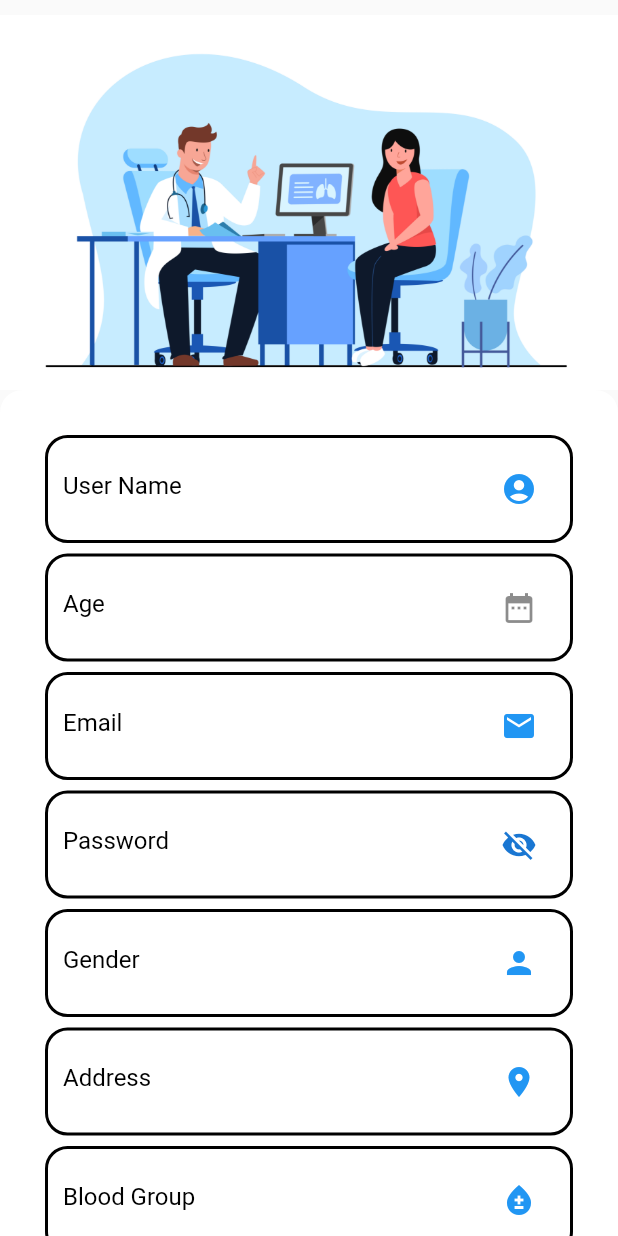
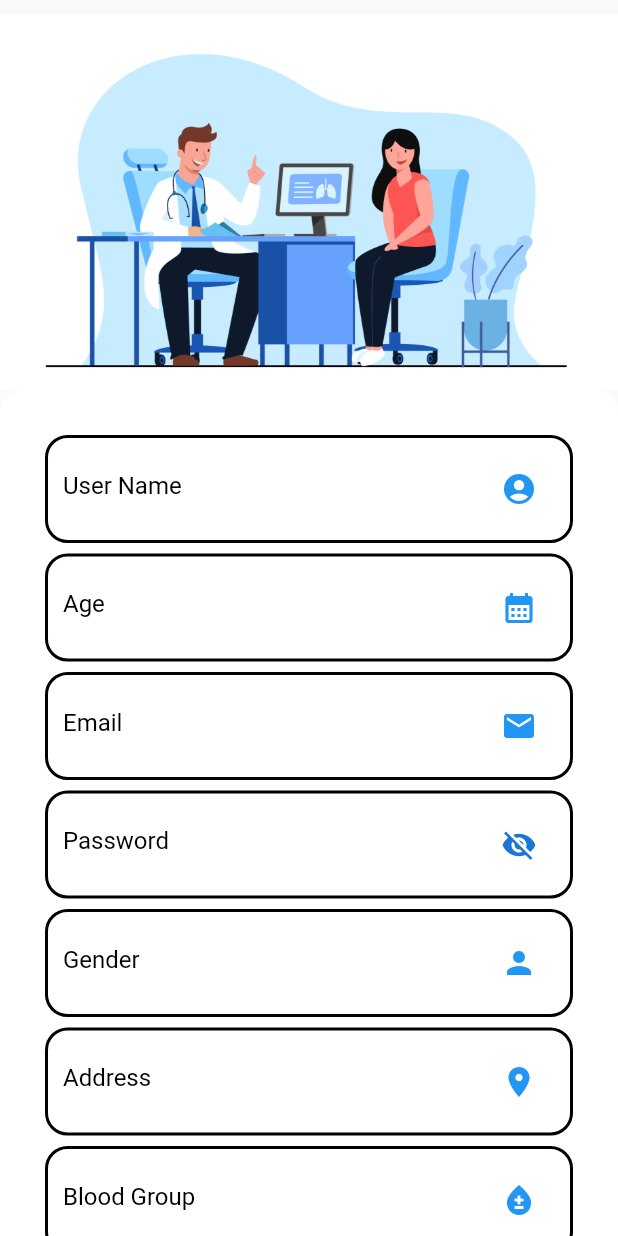
Before and after one commit to shubham21panchal02/Ehealthhub, a Flutter app: the Registerpage screen opened directly, on a phone screen of 412 x 824 dp. Run offline on Flutter 3.47's test engine with Material 2 defaults, Android fonts, the phone set to English and light mode, and no system bars; our stand-ins replace animate_do, carousel_slider, flutter_advanced_drawer, flutter_onboarding_slider, flutter_rating_bar, fluttertoast and 7 more; accounts and stored records are empty; project files that could hold a hidden picture were left out.

Commit message:
all file

```diff
--- a/lib/Hospital/Registration.dart
+++ b/lib/Hospital/Registration.dart
@@ -345,6 +345,7 @@ class Loginstate extends State<Rpage> {
                                             ),
                                             child: TextFormField(
                                               controller: phoneNoController,
+
                                               validator:  (val) {
                                                 if (val!.isEmpty ||
                                                     RegExp(r"\s").hasMatch(val)) {
@@ -353,11 +354,14 @@ class Loginstate extends State<Rpage> {
                                               },
                                               style: TextStyle(color: Colors.black),
                                               decoration: InputDecoration(
+
                                                   suffixIcon: Icon(Icons.phone,color: Colors.blue,),
                                                   hintText: "PHONE_NO",
                                                   hintStyle: TextStyle(color: Colors.black),
                                                   border: InputBorder.none
                                               ),
+
+                                            keyboardType: TextInputType.phone,
                                             ),
                                           ),
                                           SizedBox(
--- a/lib/Register.dart
+++ b/lib/Register.dart
@@ -133,6 +133,7 @@ class Registerstate extends State<Registerpage> {
                                 SizedBox(
                                   height: 7,
                                 ),
+
                                 Container(
                                   padding: EdgeInsets.all(10),
                                   decoration: BoxDecoration(
@@ -142,22 +143,19 @@ class Registerstate extends State<Registerpage> {
                                           width: 2
                                       )
                                   ),
+
                                   child: TextFormField(
                                     controller: ageController,
                                     validator:  (val) {
                                       if (val!.isEmpty ||
                                           RegExp(r"\s").hasMatch(val)) {
-                                        return "Enter Your Age ";
+                                        return "Age ";
                                       }
                                     },
                                     style: TextStyle(color: Colors.black),
                                     decoration: InputDecoration(
-
+                                        suffixIcon: Icon(Icons.calendar_month,color: Colors.blue,),
                                         hintText: "Age",
-                                        suffixIcon: IconButton(onPressed: (){
-
-                                        },
-                                          icon: Icon(Icons.date_range),),
                                         hintStyle: TextStyle(color: Colors.black),
                                         border: InputBorder.none
                                     ),
```
Also changed, not shown: lib/User/Firstpage.dart (+7 -1 lines), lib/User/Secondpage.dart (+7 -5 lines).
